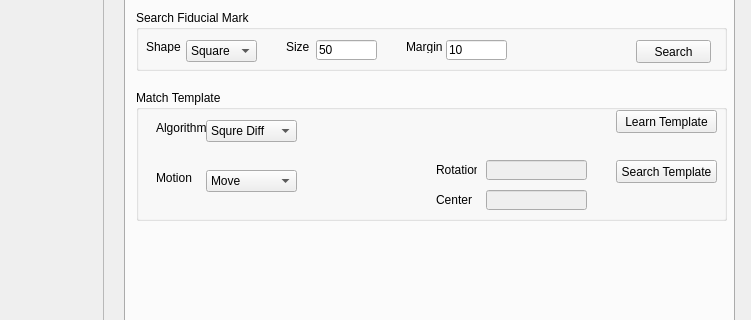
The window that VisionWidget/visionwidget.ui (hceng123/VisionLibrary) describes before a commit, drawn with Qt 5; both pictures show x 606 to 1357 and y 113 to 433 of the 1357 by 768 pixel window.
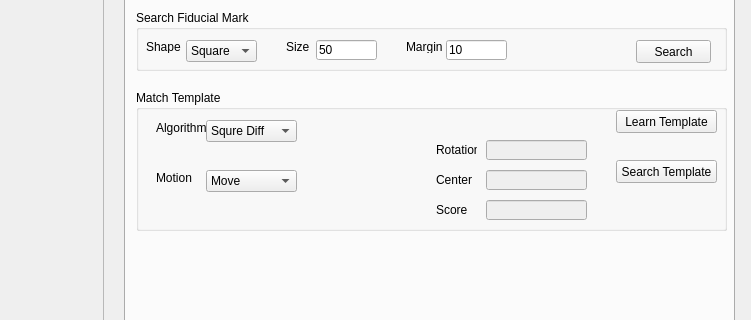
The same window after the commit. The open tabs and pages were chosen to show the change. Custom widgets are drawn as their Qt base class.

Commit message:
Display template match score on VisionWidget.
Display template match score on VisionWidget.

Diff of the .ui file:
```diff
--- a/VisionWidget/visionwidget.ui
+++ b/VisionWidget/visionwidget.ui
@@ -836,7 +836,7 @@
         <x>10</x>
         <y>100</y>
         <width>591</width>
-        <height>131</height>
+        <height>141</height>
        </rect>
       </property>
       <property name="title">
@@ -875,7 +875,7 @@
        <property name="geometry">
         <rect>
          <x>350</x>
-         <y>100</y>
+         <y>80</y>
          <width>101</width>
          <height>20</height>
         </rect>
@@ -885,7 +885,7 @@
        <property name="geometry">
         <rect>
          <x>300</x>
-         <y>100</y>
+         <y>80</y>
          <width>41</width>
          <height>20</height>
         </rect>
@@ -901,7 +901,7 @@
        <property name="geometry">
         <rect>
          <x>350</x>
-         <y>70</y>
+         <y>50</y>
          <width>101</width>
          <height>20</height>
         </rect>
@@ -911,7 +911,7 @@
        <property name="geometry">
         <rect>
          <x>300</x>
-         <y>70</y>
+         <y>50</y>
          <width>41</width>
          <height>20</height>
         </rect>
@@ -1005,6 +1005,32 @@
         <string>Algorithm</string>
        </property>
       </widget>
+      <widget class="QLineEdit" name="lineEditMatchScore">
+       <property name="enabled">
+        <bool>false</bool>
+       </property>
+       <property name="geometry">
+        <rect>
+         <x>350</x>
+         <y>110</y>
+         <width>101</width>
+         <height>20</height>
+        </rect>
+       </property>
+      </widget>
+      <widget class="QLabel" name="labelScore">
+       <property name="geometry">
+        <rect>
+         <x>300</x>
+         <y>110</y>
+         <width>41</width>
+         <height>20</height>
+        </rect>
+       </property>
+       <property name="text">
+        <string>Score</string>
+       </property>
+      </widget>
      </widget>
     </widget>
     <widget class="QWidget" name="tabInspect">
```
The commit also changes 1 other file.
